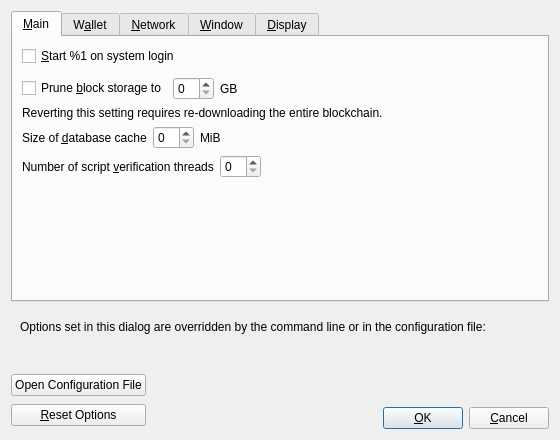
reddcoin-project/reddcoin, file src/qt/forms/optionsdialog.ui: the form before one commit.
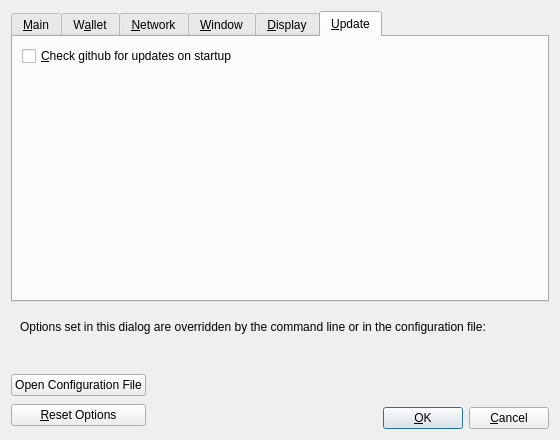
The form after the commit. The open tabs and pages were chosen to show the change. Custom widgets are drawn as their Qt base class.

Commit message: move checkupdate to its own tab

```diff
--- a/src/qt/forms/optionsdialog.ui
+++ b/src/qt/forms/optionsdialog.ui
@@ -226,16 +226,6 @@
             </property>
            </widget>
           </item>
-	      <item>
-	       <widget class="QCheckBox" name="checkGithub">
-	        <property name="toolTip">
-	         <string>Whether to check official github  repository for wallet updates on startup.</string>
-	        </property>
-	        <property name="text">
-	         <string>&amp;Check github for updates on startup</string>
-	        </property>
-	       </widget>
-	      </item>
          </layout>
         </widget>
        </item>
@@ -860,6 +850,36 @@
        </item>
       </layout>
      </widget>
+     <widget class="QWidget" name="tabUpdate">
+            <attribute name="title">
+                <string>&amp;Update</string>
+            </attribute>
+            <layout class="QVBoxLayout" name="verticalLayout_Window">
+                <item>
+                    <widget class="QCheckBox" name="checkGithub">
+                        <property name="toolTip">
+                            <string>Whether to check official github  repository for wallet updates on startup.</string>
+                        </property>
+                        <property name="text">
+                            <string>&amp;Check github for updates on startup</string>
+                        </property>
+                    </widget>
+                </item>
+                <item>
+                    <spacer name="verticalSpacer_Update">
+                        <property name="orientation">
+                            <enum>Qt::Vertical</enum>
+                        </property>
+                        <property name="sizeHint" stdset="0">
+                            <size>
+                                <width>20</width>
+                                <height>40</height>
+                            </size>
+                        </property>
+                    </spacer>
+                </item>
+            </layout>
+        </widget>
     </widget>
    </item>
    <item>
```
